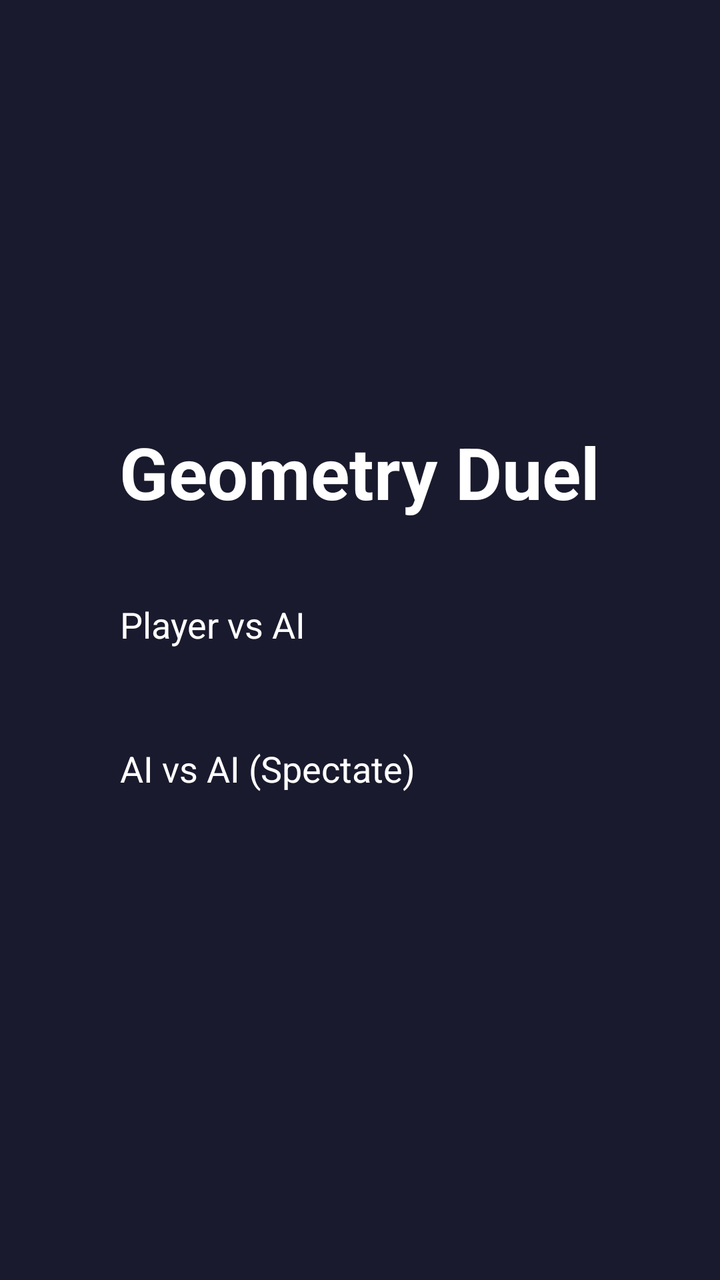
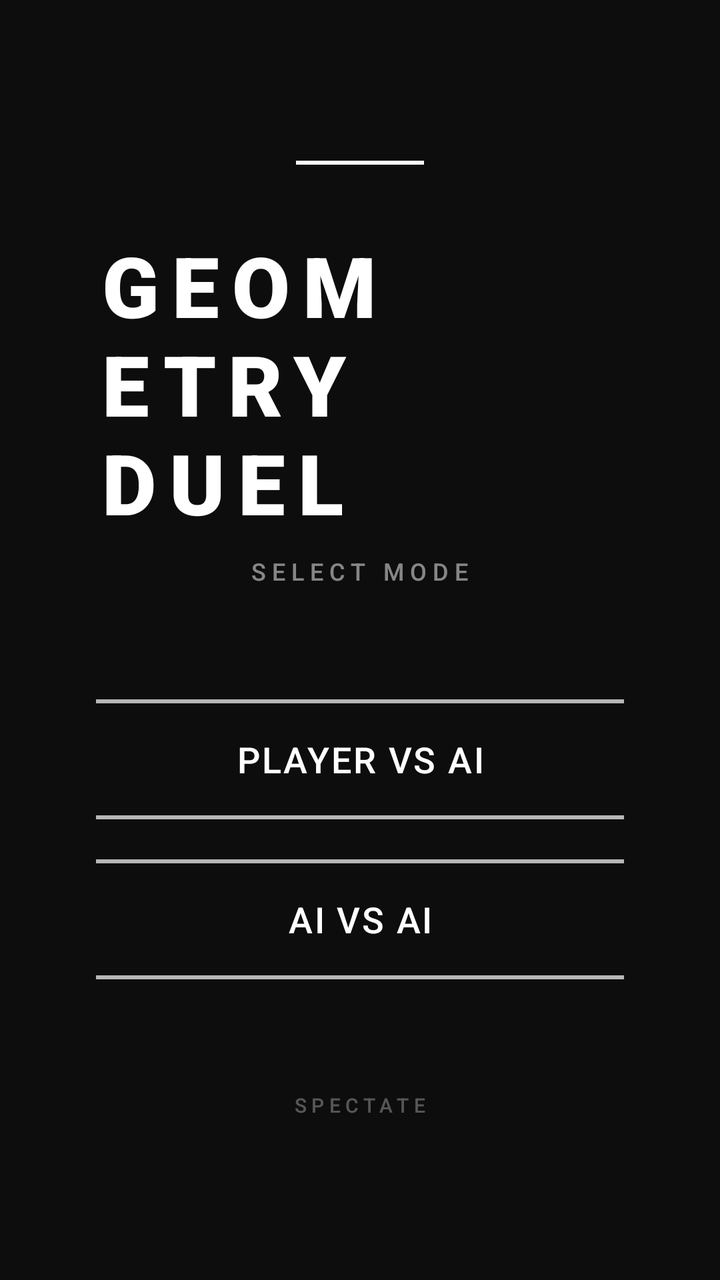

Two renders of the same Android screen: before a commit and after it. Below are the layout's source before the change and the commit's diff.
<!-- AndroidManifest.xml: application theme Theme.GeometryDuel -->
<!-- res/layout/activity_menu.xml -->
<?xml version="1.0" encoding="utf-8"?>
<LinearLayout xmlns:android="http://schemas.android.com/apk/res/android"
    android:layout_width="match_parent"
    android:layout_height="match_parent"
    android:gravity="center"
    android:orientation="vertical"
    android:background="#1A1A2E">

    <TextView
        android:layout_width="wrap_content"
        android:layout_height="wrap_content"
        android:text="Geometry Duel"
        android:textSize="36sp"
        android:textColor="#FFFFFF"
        android:textStyle="bold"
        android:layout_marginBottom="40dp" />

    <Button
        android:id="@+id/btn_pve"
        android:layout_width="240dp"
        android:layout_height="56dp"
        android:text="@string/mode_pve"
        android:textSize="18sp"
        android:layout_marginBottom="16dp" />

    <Button
        android:id="@+id/btn_aivai"
        android:layout_width="240dp"
        android:layout_height="56dp"
        android:text="@string/mode_aivai"
        android:textSize="18sp" />

</LinearLayout>
<!-- resources referenced by this layout -->
<resources>
  <string name="mode_aivai">AI vs AI (Spectate)</string>
  <string name="mode_pve">Player vs AI</string>
  <style name="Theme.GeometryDuel" parent="android:Theme.Material.NoActionBar.Fullscreen">
          <item name="android:statusBarColor">@android:color/transparent</item>
          <item name="android:navigationBarColor">@android:color/transparent</item>
      </style>
</resources>

<!-- the commit's change to res/layout/activity_menu.xml (unified diff, before → after) -->
@@ -4,30 +4,72 @@
     android:layout_height="match_parent"
     android:gravity="center"
     android:orientation="vertical"
-    android:background="#1A1A2E">
+    android:background="@color/bg_black"
+    android:padding="48dp">
+
+    <View
+        android:layout_width="64dp"
+        android:layout_height="2dp"
+        android:background="@color/white"
+        android:layout_marginBottom="32dp" />
 
     <TextView
         android:layout_width="wrap_content"
         android:layout_height="wrap_content"
-        android:text="Geometry Duel"
-        android:textSize="36sp"
-        android:textColor="#FFFFFF"
-        android:textStyle="bold"
-        android:layout_marginBottom="40dp" />
+        android:text="GEOMETRY DUEL"
+        android:textSize="42sp"
+        android:textColor="@color/white"
+        android:fontFamily="sans-serif-black"
+        android:letterSpacing="0.15"
+        android:layout_marginBottom="8dp" />
+
+    <TextView
+        android:layout_width="wrap_content"
+        android:layout_height="wrap_content"
+        android:text="SELECT MODE"
+        android:textSize="12sp"
+        android:textColor="@color/white_50"
+        android:fontFamily="sans-serif-medium"
+        android:letterSpacing="0.25"
+        android:layout_marginBottom="56dp" />
 
     <Button
         android:id="@+id/btn_pve"
-        android:layout_width="240dp"
-        android:layout_height="56dp"
-        android:text="@string/mode_pve"
+        android:layout_width="280dp"
+        android:layout_height="60dp"
+        android:background="@drawable/btn_metro_outline"
+        android:text="PLAYER VS AI"
+        android:textColor="@color/white"
         android:textSize="18sp"
-        android:layout_marginBottom="16dp" />
+        android:fontFamily="sans-serif-medium"
+        android:letterSpacing="0.05"
+        android:textAllCaps="false"
+        android:gravity="center"
+        android:stateListAnimator="@null"
+        android:layout_marginBottom="20dp" />
 
     <Button
         android:id="@+id/btn_aivai"
-        android:layout_width="240dp"
-        android:layout_height="56dp"
-        android:text="@string/mode_aivai"
-        android:textSize="18sp" />
+        android:layout_width="280dp"
+        android:layout_height="60dp"
+        android:background="@drawable/btn_metro_outline"
+        android:text="AI VS AI"
+        android:textColor="@color/white"
+        android:textSize="18sp"
+        android:fontFamily="sans-serif-medium"
+        android:letterSpacing="0.05"
+        android:textAllCaps="false"
+        android:gravity="center"
+        android:stateListAnimator="@null"
+        android:layout_marginBottom="56dp" />
+
+    <TextView
+        android:layout_width="wrap_content"
+        android:layout_height="wrap_content"
+        android:text="SPECTATE"
+        android:textSize="10sp"
+        android:textColor="@color/white_30"
+        android:fontFamily="sans-serif-medium"
+        android:letterSpacing="0.25" />
 
 </LinearLayout>
<!-- resource entries referenced after the edit -->
@@ -1,10 +1,39 @@
 <!-- resources referenced by this layout -->
 <resources>
-  <string name="mode_aivai">AI vs AI (Spectate)</string>
-  <string name="mode_pve">Player vs AI</string>
+  <color name="bg_black">#FF0D0D0D</color>
+  <color name="white">#FFFFFFFF</color>
+  <color name="white_30">#4DFFFFFF</color>
+  <color name="white_50">#80FFFFFF</color>
+  <!-- drawable btn_metro_outline (drawable) -->
+  <?xml version="1.0" encoding="utf-8"?>
+  <selector xmlns:android="http://schemas.android.com/apk/res/android">
+      <item android:state_pressed="true">
+          <shape>
+              <solid android:color="@color/white_15"/>
+              <stroke android:width="2dp" android:color="@color/white"/>
+          </shape>
+      </item>
+      <item android:state_focused="true">
+          <shape>
+              <solid android:color="@color/white_08"/>
+              <stroke android:width="2dp" android:color="@color/white"/>
+          </shape>
+      </item>
+      <item>
+          <shape>
+              <solid android:color="@android:color/transparent"/>
+              <stroke android:width="2dp" android:color="@color/white_70"/>
+          </shape>
+      </item>
+  </selector>
   <style name="Theme.GeometryDuel" parent="android:Theme.Material.NoActionBar.Fullscreen">
-          <item name="android:statusBarColor">@android:color/transparent</item>
-          <item name="android:navigationBarColor">@android:color/transparent</item>
+          <item name="android:statusBarColor">@color/bg_black</item>
+          <item name="android:navigationBarColor">@color/bg_black</item>
+          <item name="android:windowBackground">@color/bg_black</item>
+          <item name="android:colorBackground">@color/bg_black</item>
       </style>
+  <color name="white_15">#26FFFFFF</color>
+  <color name="white_08">#14FFFFFF</color>
+  <color name="white_70">#B3FFFFFF</color>
 </resources>
 
